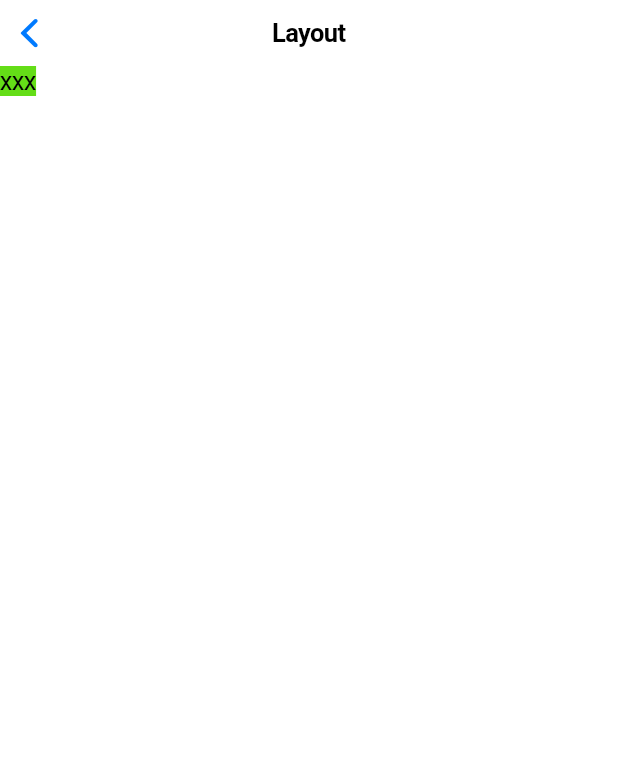
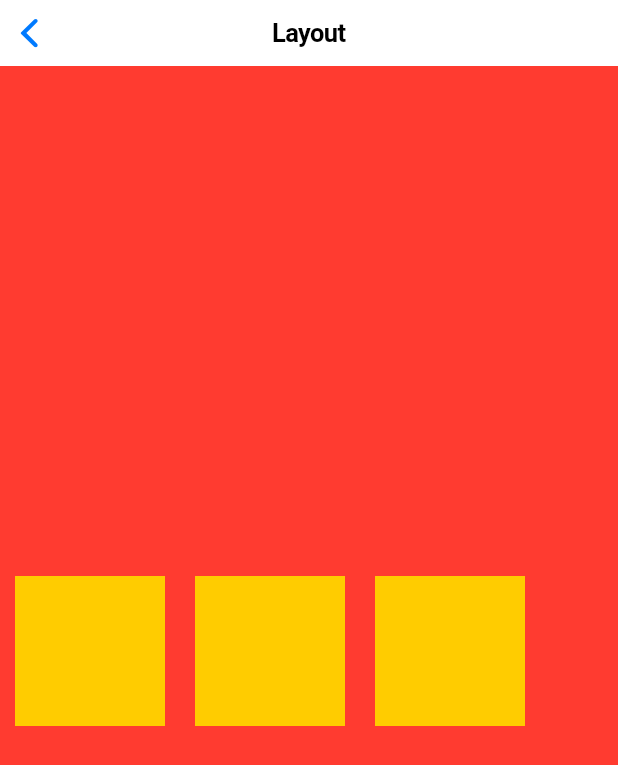
Before and after one commit to bmcciscoding/FlutterNotes, a Flutter app: the LayoutPage screen opened by its route, on a phone screen of 412 x 824 dp. Shown: the top 765 px of the screen. Run offline on Flutter 3.47's test engine with Material 2 defaults, Android fonts, the phone set to English and light mode, and no system bars.

Commit message:
add layout notes

```diff
--- a/FlutterNotes/lib/app.dart
+++ b/FlutterNotes/lib/app.dart
@@ -1,6 +1,8 @@
+import 'package:flutter/material.dart';
 import 'package:flutter/cupertino.dart';
-import 'package:flutter/material.dart';
 import 'styles.dart';
+
+import 'page/layout_page.dart';
 
 class CupertinoStoreApp extends StatelessWidget {
   @override
@@ -43,18 +45,18 @@ class CellObject {
 
 _getCell(ctx) {
   final titles = [
-    CellObject('UIxxx', '/ui'),
+    CellObject('UI', '/ui'),
     CellObject('Layout', '/layout'),
     CellObject('Redux', '/redux'),
     CellObject('Debug', '/debug'),
     CellObject('Profile', '/profile'),
+    CellObject('2046', '/2046'),
   ];
   List<Widget> list = [];
   for (var i = 0; i < titles.length; i++) {
     final cell = titles[i];
     list.add(GestureDetector(
       onTap: () {
-        print('tap $cell.title');
         Navigator.of(ctx).pushNamed(cell.route);
       },
       child: Container(
@@ -70,25 +72,6 @@ _getCell(ctx) {
     ));
   }
   return list;
-}
-
-class LayoutPage extends StatelessWidget {
-  const LayoutPage({Key key}) : super(key: key);
-
-  @override
-  Widget build(BuildContext context) {
-    return CupertinoPageScaffold(
-      navigationBar: CupertinoNavigationBar(
-        middle: const Text('Layout'),
-      ),
-      child: SafeArea(
-        child: Container(
-          color: Colors.lightGreenAccent[700],
-          child: Text('xxx'),
-        ),
-      ),
-    );
-  }
 }
 
 // class CupertinoStoreHomePage extends StatelessWidget {
--- /dev/null
+++ b/FlutterNotes/lib/page/layout_page.dart
@@ -0,0 +1,53 @@
+import 'package:flutter/cupertino.dart';
+import 'package:flutter/material.dart';
+
+import 'dart:ui' as ui;
+
+final screenWidth = ui.window.physicalSize.width;
+final screeHeight = ui.window.physicalSize.height;
+
+const String text = '''
+在真正开始比较之前，先看一下他们背后是什么样的组织在支撑和运营着他们。
+CSS 背后是 W3C，这是业界认可的标准化组织，而且被各大浏览器实现，浏览器厂商也在积极的推到标准的发展。CSS 是个开放的技术，它背后的大佬是 W3C、Chrome、Safai、Firefox 等等一系列盈利或者非盈利组织，大家互惠互利共同发展。
+''';
+
+class LayoutPage extends StatelessWidget {
+  const LayoutPage({Key key}) : super(key: key);
+
+  @override
+  Widget build(BuildContext context) {
+    return CupertinoPageScaffold(
+      navigationBar: CupertinoNavigationBar(
+        middle: const Text('Layout'),
+      ),
+      child: SafeArea(
+        child: Container(
+            color: CupertinoColors.systemRed,
+            width: screenWidth,
+            height: screeHeight,
+            child: Row(
+              children: [
+                Container(
+                  width: 100,
+                  height: 100,
+                  color: CupertinoColors.systemYellow,
+                  margin: EdgeInsets.all(10),
+                ),
+                Container(
+                  width: 100,
+                  height: 100,
+                  color: CupertinoColors.systemYellow,
+                  margin: EdgeInsets.all(10),
+                ),
+                Container(
+                  width: 100,
+                  height: 100,
+                  color: CupertinoColors.systemYellow,
+                  margin: EdgeInsets.all(10),
+                )
+              ],
+            )),
+      ),
+    );
+  }
+}
```
Also changed, not shown: 1 other file.
